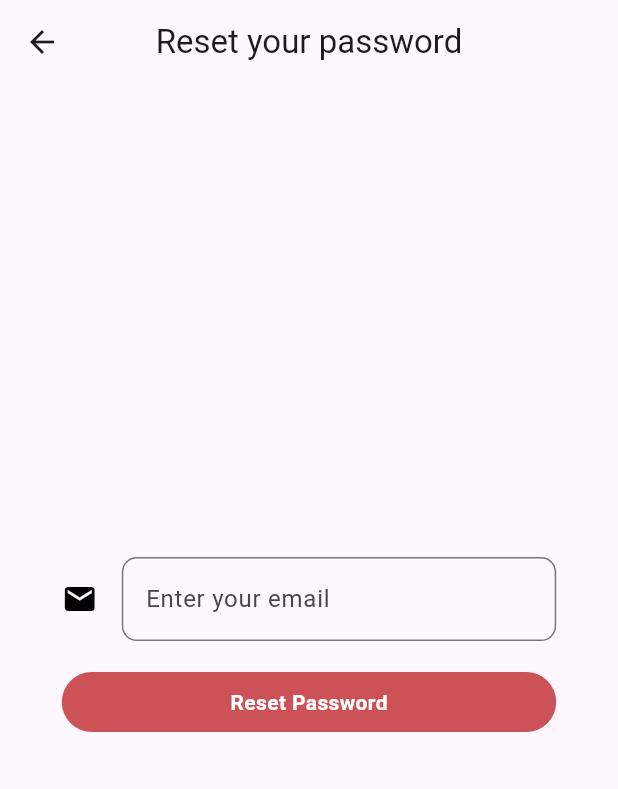
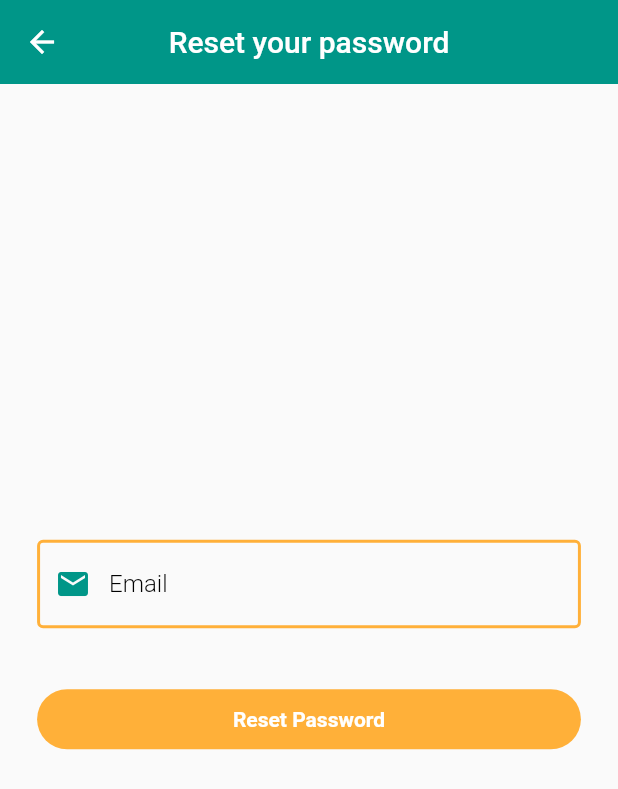
Before and after one commit to DarkNinja15/e-commerce, a Flutter app: the screen it shows after launch, after a tap on "Forgot Password ?", on a phone screen of 412 x 824 dp. Shown: the top 789 px of the screen. Run offline on Flutter 3.47's test engine with Material 2 defaults, Android fonts, the phone set to English and light mode, and no system bars; our stand-ins replace cloud_firestore, firebase_auth, firebase_core, firebase_storage, flutter_slidable, flutter_spinkit and 1 more; accounts and stored records are empty.

```diff
--- a/admin/admin_panel/lib/main.dart
+++ b/admin/admin_panel/lib/main.dart
@@ -21,7 +21,6 @@ class MyApp extends StatelessWidget {
   Widget build(BuildContext context) {
     return MaterialApp(
       theme: ThemeData(
-        useMaterial3: true,
         brightness: Brightness.light,
         primarySwatch: Colors.teal,
         primaryColor: Colors.teal,
--- a/admin/admin_panel/lib/screens/forgot_password.dart
+++ b/admin/admin_panel/lib/screens/forgot_password.dart
@@ -1,5 +1,7 @@
 import 'package:admin_panel/auth&database/authmethods.dart';
 import 'package:admin_panel/shared/shared_properties.dart';
+import 'package:admin_panel/widgets/textfield.dart';
+
 import 'package:flutter/material.dart';
 
 class ForgotPassword extends StatefulWidget {
@@ -23,6 +25,7 @@ class _ForgotPasswordState extends State<ForgotPassword> {
     return Scaffold(
       appBar: AppBar(
         title: const Text('Reset your password'),
+        elevation: 0,
         centerTitle: true,
       ),
       body: Center(
@@ -31,24 +34,27 @@ class _ForgotPasswordState extends State<ForgotPassword> {
           children: [
             Padding(
               padding: EdgeInsets.symmetric(
-                  horizontal: MediaQuery.of(context).size.width * 0.1),
-              child: TextField(
-                controller: emailcontroller,
-                style: const TextStyle(),
-                keyboardType: TextInputType.text,
-                decoration: InputDecoration(
-                  fillColor: Colors.grey.shade100,
-                  // filled: true,
-                  hintText: "Enter your email",
-                  icon: const Icon(
-                    Icons.email,
-                    color: Colors.black,
-                  ),
-                  border: OutlineInputBorder(
-                    borderRadius: BorderRadius.circular(10),
-                  ),
+                  horizontal: MediaQuery.of(context).size.width * 0.06),
+              child: Form(
+                child: Column(
+                  children: [
+                    TextFormField(
+                      controller: emailcontroller,
+                      keyboardType: TextInputType.emailAddress,
+                      decoration: textInputDecoration.copyWith(
+                        labelText: "Email",
+                        prefixIcon: Icon(
+                          Icons.email,
+                          color: Theme.of(context).primaryColor,
+                        ),
+                      ),
+                    ),
+                  ],
                 ),
-              ),
+              )
+            ),
+            const SizedBox(
+              height: 20,
             ),
             InkWell(
               onTap: _forgotpass,
@@ -56,11 +62,11 @@ class _ForgotPasswordState extends State<ForgotPassword> {
                 height: 40,
                 width: double.infinity,
                 decoration: BoxDecoration(
-                  color: const Color.fromRGBO(204, 82, 88, 1),
+                  color: const Color.fromRGBO(255, 176, 57, 1),
                   borderRadius: BorderRadius.circular(20),
                 ),
                 margin: EdgeInsets.symmetric(
-                    horizontal: MediaQuery.of(context).size.width * 0.1,
+                    horizontal: MediaQuery.of(context).size.width * 0.06,
                     vertical: MediaQuery.of(context).size.width * 0.05),
                 child: const Center(
                   child: Text(
--- a/admin/admin_panel/lib/screens/login_page.dart
+++ b/admin/admin_panel/lib/screens/login_page.dart
@@ -75,13 +75,15 @@ class _LoginPageState extends State<LoginPage> {
                       child: Column(
                     children: [
                       TextFormField(
+                        controller: emailController,
                         keyboardType: TextInputType.emailAddress,
                         decoration: textInputDecoration.copyWith(
                             labelText: "Email",
                             prefixIcon: Icon(
                               Icons.email,
                               color: Theme.of(context).primaryColor,
-                            )),
+                            ),
+                        ),
                         onChanged: (val) {
                           setState(() {
                             email = val;
@@ -99,6 +101,7 @@ class _LoginPageState extends State<LoginPage> {
                       ),
                       const SizedBox(height: 15),
                       TextFormField(
+                        controller: passwordController,
                         keyboardType: TextInputType.visiblePassword,
                         obscureText: true,
                         decoration: textInputDecoration.copyWith(
```
Also changed, not shown: admin/admin_panel/lib/screens/home_page.dart (+16 -13 lines), admin/admin_panel/lib/widgets/drawer.dart (+13 -4 lines), admin/admin_panel/assets/icon_img.png (added).
